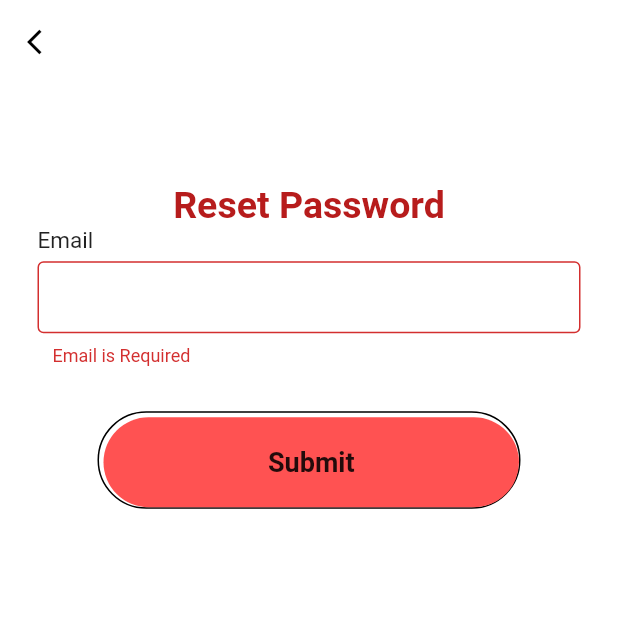
After one commit to HarsHvA/trident, a Flutter app: the ResetPasswordPage screen opened directly, after a tap on "Submit", on a phone screen of 412 x 824 dp, the top half of it. The commit adds this screen. Run offline on Flutter 3.47's test engine with Material 2 defaults, Android fonts, the phone set to English and light mode, and no system bars; our stand-ins replace firebase_auth, progress_dialog, simple_animations, toast; accounts and stored records are empty.

Commit message:
reset password function added

```diff
--- a/lib/login.dart
+++ b/lib/login.dart
@@ -1,8 +1,8 @@
-import 'package:toast/toast.dart';
 import 'package:trident/signup.dart';
 import 'package:flutter/material.dart';
 import 'package:trident/animation/FadeAnimation.dart';
 import 'package:trident/user_feed.dart';
+import 'package:trident/views/reset_password_page.dart';
 import 'package:trident/widgets/provider_widget.dart';
 import 'package:progress_dialog/progress_dialog.dart';
 
@@ -147,8 +147,28 @@ class _LoginPageState extends State<LoginPage> {
                           ),
                         ),
                       )),
+                  Column(children: <Widget>[
                     FadeAnimation(
                         1.5,
+                        GestureDetector(
+                          onTap: () {
+                            Navigator.push(
+                                context,
+                                MaterialPageRoute(
+                                    builder: (context) => ResetPasswordPage()));
+                          },
+                          child: Text(
+                            "Forgot Password!",
+                            style: TextStyle(
+                              fontWeight: FontWeight.w500,
+                            ),
+                          ),
+                        )),
+                    SizedBox(
+                      height: 5.0,
+                    ),
+                    FadeAnimation(
+                        1.6,
                         Row(
                           mainAxisAlignment: MainAxisAlignment.center,
                           children: <Widget>[
@@ -168,6 +188,7 @@ class _LoginPageState extends State<LoginPage> {
                             ),
                           ],
                         ))
+                  ])
                 ],
               ),
             ),
@@ -184,6 +205,7 @@ class _LoginPageState extends State<LoginPage> {
       String uid = await auth.signIn(_email, _password);
       pr.hide();
       print(uid);
+      Navigator.pop(context);
       Navigator.pushReplacement(
           context, MaterialPageRoute(builder: (context) => UserFeed()));
     } catch (e) {
@@ -267,18 +289,19 @@ class _LoginPageState extends State<LoginPage> {
           children: <Widget>[
             Padding(
               padding: const EdgeInsets.only(right: 8.0),
-              child: Icon(Icons.error_outline),
+              child: Icon(Icons.error_outline, color: Colors.white),
             ),
             Expanded(
               child: Text(
                 _error,
                 maxLines: 3,
+                style: TextStyle(color: Colors.white),
               ),
             ),
             Padding(
               padding: const EdgeInsets.only(left: 8.0),
               child: IconButton(
-                icon: Icon(Icons.close),
+                icon: Icon(Icons.close, color: Colors.white),
                 onPressed: () {
                   setState(() {
                     _error = null;
--- a/lib/openingPage.dart
+++ b/lib/openingPage.dart
@@ -42,7 +42,7 @@ class _OpeningPageState extends State<OpeningPage> {
                       Align(
                         alignment: Alignment.topLeft,
                         child: Text(
-                          "The Ultimate! ESports tournament platform made by some gamers.",
+                          "The Ultimate! ESports tournament platform made by gamers.",
                           textAlign: TextAlign.left,
                           style:
                               TextStyle(color: Colors.grey[700], fontSize: 15),
@@ -66,7 +66,7 @@ class _OpeningPageState extends State<OpeningPage> {
                         minWidth: double.infinity,
                         height: 60,
                         onPressed: () {
-                          Navigator.pushReplacement(
+                          Navigator.push(
                               context,
                               MaterialPageRoute(
                                   builder: (context) => LoginPage()));
@@ -99,7 +99,7 @@ class _OpeningPageState extends State<OpeningPage> {
                           minWidth: double.infinity,
                           height: 60,
                           onPressed: () {
-                            Navigator.pushReplacement(
+                            Navigator.push(
                                 context,
                                 MaterialPageRoute(
                                     builder: (context) => SignupPage()));
--- a/lib/services/auth_service.dart
+++ b/lib/services/auth_service.dart
@@ -29,4 +29,8 @@ class AuthService {
   signOut() {
     _firebaseAuth.signOut();
   }
+
+  Future sendPasswordResetEmail(String email) async {
+    return await _firebaseAuth.sendPasswordResetEmail(email: email);
+  }
 }
--- a/lib/signup.dart
+++ b/lib/signup.dart
@@ -1,5 +1,4 @@
 import 'package:progress_dialog/progress_dialog.dart';
-import 'package:toast/toast.dart';
 import 'package:trident/login.dart';
 import 'package:flutter/material.dart';
 import 'package:trident/animation/FadeAnimation.dart';
@@ -281,18 +280,19 @@ class _SignupPageState extends State<SignupPage> {
           children: <Widget>[
             Padding(
               padding: const EdgeInsets.only(right: 8.0),
-              child: Icon(Icons.error_outline),
+              child: Icon(Icons.error_outline, color: Colors.white),
             ),
             Expanded(
               child: Text(
                 _error,
                 maxLines: 3,
+                style: TextStyle(color: Colors.white),
               ),
             ),
             Padding(
               padding: const EdgeInsets.only(left: 8.0),
               child: IconButton(
-                icon: Icon(Icons.close),
+                icon: Icon(Icons.close, color: Colors.white),
                 onPressed: () {
                   setState(() {
                     _error = null;
--- a/lib/user_page.dart
+++ b/lib/user_page.dart
@@ -1,3 +1,4 @@
+import 'package:firebase_auth/firebase_auth.dart';
 import 'package:flutter/cupertino.dart';
 import 'package:flutter/material.dart';
 import 'package:toast/toast.dart';
@@ -13,8 +14,10 @@ class UserPage extends StatefulWidget {
 }
 
 class _UserPageState extends State<UserPage> {
+  String _username = "username";
   @override
   Widget build(BuildContext context) {
+    username();
     return Scaffold(
       extendBody: true,
       backgroundColor: Colors.white,
@@ -23,7 +26,7 @@ class _UserPageState extends State<UserPage> {
         child: Stack(children: <Widget>[
           TopBar(),
           Padding(
-            padding: const EdgeInsets.fromLTRB(8, 8, 8, 35),
+            padding: const EdgeInsets.fromLTRB(8, 8, 8, 50),
             // TODO: Change username and image asset source to firestore
             child: Align(
               alignment: Alignment.topCenter,
@@ -39,7 +42,7 @@ class _UserPageState extends State<UserPage> {
                           child: ClipOval(
                               child:
                                   Image.asset("assets/default_avatar.jpg")))),
-                  Text("Username",
+                  Text(_username,
                       style: TextStyle(fontSize: 25, color: Colors.white))
                 ],
               ),
@@ -69,6 +72,22 @@ class _UserPageState extends State<UserPage> {
         ),
       ]),
     );
+  }
+
+  username() async {
+    try {
+      FirebaseUser user = await FirebaseAuth.instance.currentUser();
+      String name = user.displayName;
+      setState(() {
+        _username = name;
+      });
+    } catch (e) {
+      print(e.message);
+    }
+  }
+
+  String name() {
+    return username();
   }
 
   _buildListItems(label, index, context) {
--- /dev/null
+++ b/lib/views/reset_password_page.dart
@@ -0,0 +1,224 @@
+import 'package:flutter/material.dart';
+import 'package:progress_dialog/progress_dialog.dart';
+import 'package:trident/animation/FadeAnimation.dart';
+import 'package:trident/widgets/provider_widget.dart';
+
+class ResetPasswordPage extends StatefulWidget {
+  @override
+  _ResetPasswordPageState createState() => _ResetPasswordPageState();
+}
+
+class _ResetPasswordPageState extends State<ResetPasswordPage> {
+  final formKey = GlobalKey<FormState>();
+  bool _autoValidate = false;
+  String _email, _error;
+  ProgressDialog pr;
+  @override
+  Widget build(BuildContext context) {
+    final _height = MediaQuery.of(context).size.height;
+    pr = ProgressDialog(context,
+        type: ProgressDialogType.Normal, isDismissible: false, showLogs: false);
+    pr.style(
+      message: "Please wait...",
+      borderRadius: 5.0,
+      padding: EdgeInsets.all(25),
+      backgroundColor: Colors.white,
+      progressWidget: CircularProgressIndicator(
+        valueColor: new AlwaysStoppedAnimation<Color>(Colors.red.shade900),
+      ),
+      elevation: 10.0,
+      insetAnimCurve: Curves.easeInOut,
+      progressTextStyle: TextStyle(
+          color: Colors.black, fontSize: 13.0, fontWeight: FontWeight.w400),
+      messageTextStyle: TextStyle(
+          color: Colors.black, fontSize: 12.0, fontWeight: FontWeight.w600),
+    );
+    return Scaffold(
+      resizeToAvoidBottomInset: false,
+      backgroundColor: Colors.white,
+      appBar: AppBar(
+        elevation: 0,
+        brightness: Brightness.light,
+        backgroundColor: Colors.white,
+        leading: IconButton(
+          onPressed: () {
+            Navigator.pop(context);
+          },
+          icon: Icon(
+            Icons.arrow_back_ios,
+            size: 20,
+            color: Colors.black,
+          ),
+        ),
+      ),
+      body: Center(
+        child: Padding(
+          padding: const EdgeInsets.all(25.0),
+          child: Container(
+            child: Column(
+              mainAxisAlignment: MainAxisAlignment.start,
+              crossAxisAlignment: CrossAxisAlignment.center,
+              children: <Widget>[
+                SizedBox(height: _height * 0.025),
+                showAlert(),
+                SizedBox(height: _height * 0.025),
+                FadeAnimation(
+                  1.1,
+                  Text(
+                    "Reset Password",
+                    style: TextStyle(
+                        color: Colors.red.shade900,
+                        fontWeight: FontWeight.w700,
+                        fontSize: 25.0),
+                  ),
+                ),
+                Form(
+                  key: formKey,
+                  autovalidate: _autoValidate,
+                  child: FadeAnimation(
+                      1.2, makeInput(label: "Email", validator: validateEmail)),
+                ),
+                FadeAnimation(
+                    1.4,
+                    Padding(
+                      padding: EdgeInsets.symmetric(horizontal: 40),
+                      child: Container(
+                        padding: EdgeInsets.only(top: 3, left: 3),
+                        decoration: BoxDecoration(
+                            borderRadius: BorderRadius.circular(50),
+                            border: Border(
+                              bottom: BorderSide(color: Colors.black),
+                              top: BorderSide(color: Colors.black),
+                              left: BorderSide(color: Colors.black),
+                              right: BorderSide(color: Colors.black),
+                            )),
+                        child: MaterialButton(
+                          minWidth: double.infinity,
+                          height: 60,
+                          onPressed: () {
+                            if (formKey.currentState.validate()) {
+                              formKey.currentState.save();
+                              submit();
+                            } else {
+                              setState(() => _autoValidate = true);
+                            }
+                          },
+                          color: Colors.redAccent,
+                          elevation: 0,
+                          shape: RoundedRectangleBorder(
+                              borderRadius: BorderRadius.circular(50)),
+                          child: Text(
+                            "Submit",
+                            style: TextStyle(
+                                fontWeight: FontWeight.w600, fontSize: 18),
+                          ),
+                        ),
+                      ),
+                    )),
+              ],
+            ),
+          ),
+        ),
+      ),
+    );
+  }
+
+  void submit() async {
+    pr.show();
+    final auth = Provider.of(context).auth;
+    await auth.sendPasswordResetEmail(_email);
+    pr.hide();
+    print("Password reset email sent");
+    setState(() {
+      _error = "A password reset link has been sent to $_email";
+    });
+  }
+
+  Widget showAlert() {
+    if (_error != null) {
+      return Container(
+        color: Colors.red.shade900,
+        width: double.infinity,
+        padding: EdgeInsets.all(8.0),
+        child: Row(
+          children: <Widget>[
+            Padding(
+              padding: const EdgeInsets.only(right: 8.0),
+              child: Icon(
+                Icons.error_outline,
+                color: Colors.white,
+              ),
+            ),
+            Expanded(
+              child: Text(
+                _error,
+                maxLines: 3,
+                style: TextStyle(color: Colors.white),
+              ),
+            ),
+            Padding(
+              padding: const EdgeInsets.only(left: 8.0),
+              child: IconButton(
+                icon: Icon(Icons.close, color: Colors.white),
+                onPressed: () {
+                  setState(() {
+                    _error = null;
+                  });
+                },
+              ),
+            )
+          ],
+        ),
+      );
+    }
+    return SizedBox(
+      height: 0,
+    );
+  }
+
+  Widget makeInput({label, obscureText = false, validator}) {
+    return Column(
+      crossAxisAlignment: CrossAxisAlignment.start,
+      children: <Widget>[
+        Text(
+          label,
+          style: TextStyle(
+              fontSize: 15, fontWeight: FontWeight.w400, color: Colors.black87),
+        ),
+        SizedBox(
+          height: 5,
+        ),
+        TextFormField(
+          validator: validator,
+          obscureText: obscureText,
+          onSaved: (newValue) {
+            _email = newValue;
+          },
+          decoration: InputDecoration(
+            contentPadding: EdgeInsets.symmetric(vertical: 0, horizontal: 10),
+            enabledBorder: OutlineInputBorder(
+                borderSide: BorderSide(color: Colors.grey[400])),
+            border: OutlineInputBorder(
+                borderSide: BorderSide(color: Colors.grey[400])),
+          ),
+        ),
+        SizedBox(
+          height: 30,
+        ),
+      ],
+    );
+  }
+
+  String validateEmail(String value) {
+    String pattern =
+        r'^(([^<>()[\]\\.,;:\s@\"]+(\.[^<>()[\]\\.,;:\s@\"]+)*)|(\".+\"))@((\[[0-9]{1,3}\.[0-9]{1,3}\.[0-9]{1,3}\.[0-9]{1,3}\])|(([a-zA-Z\-0-9]+\.)+[a-zA-Z]{2,}))$';
+    RegExp regExp = new RegExp(pattern);
+    if (value.length == 0) {
+      return "Email is Required";
+    } else if (!regExp.hasMatch(value)) {
+      return "Invalid Email";
+    } else {
+      return null;
+    }
+  }
+}
```
Lines whose indentation alone changed are shown as unchanged.
